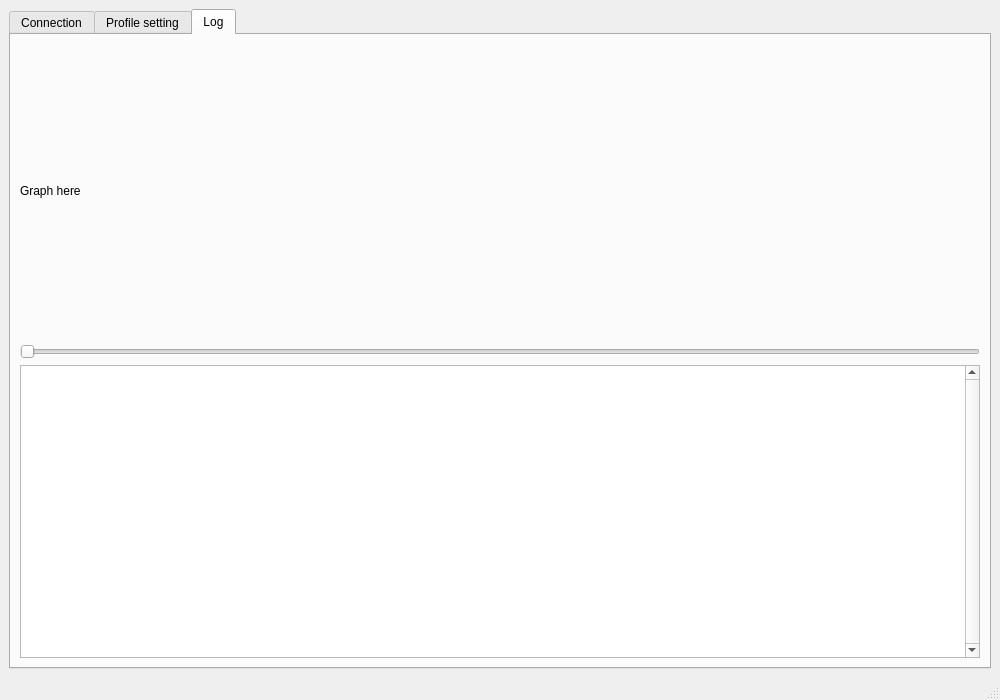
nghtsnw/etrodiag, file mainwindow.ui: the form before one commit.
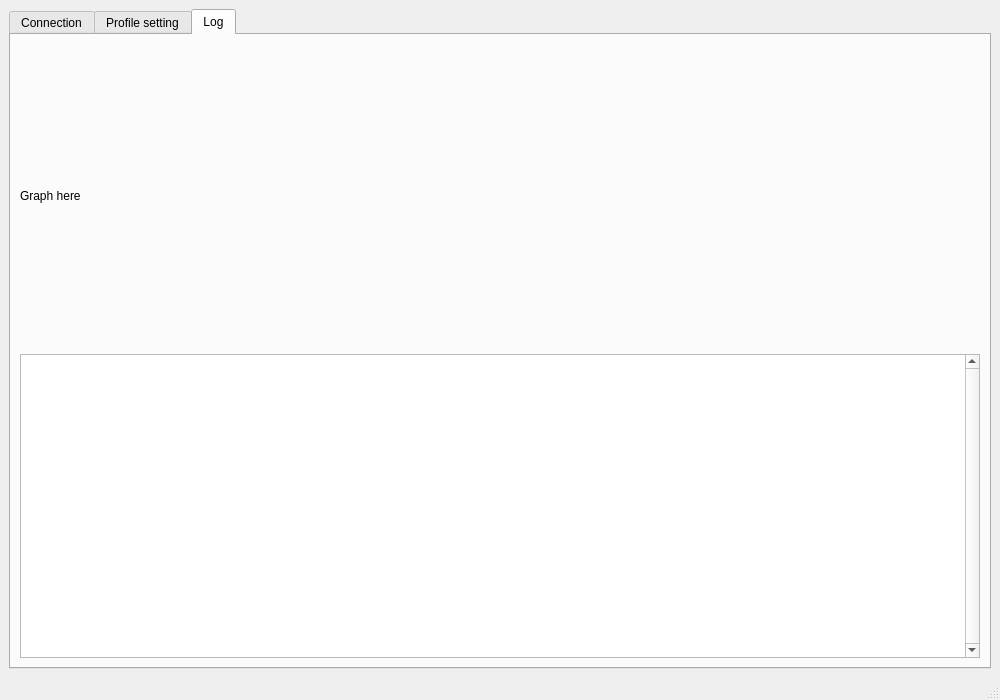
The form after the commit.

```diff
--- a/mainwindow.ui
+++ b/mainwindow.ui
@@ -146,19 +146,6 @@
           </item>
          </layout>
         </item>
-        <item>
-         <widget class="QSlider" name="timeNavigationSlider">
-          <property name="maximum">
-           <number>10000</number>
-          </property>
-          <property name="orientation">
-           <enum>Qt::Orientation::Horizontal</enum>
-          </property>
-          <property name="invertedControls">
-           <bool>false</bool>
-          </property>
-         </widget>
-        </item>
         <item>
          <widget class="QPlainTextEdit" name="logArea">
           <property name="sizePolicy">
```
Left out of the diff: 2 changed lines with no effect on the pictures.
